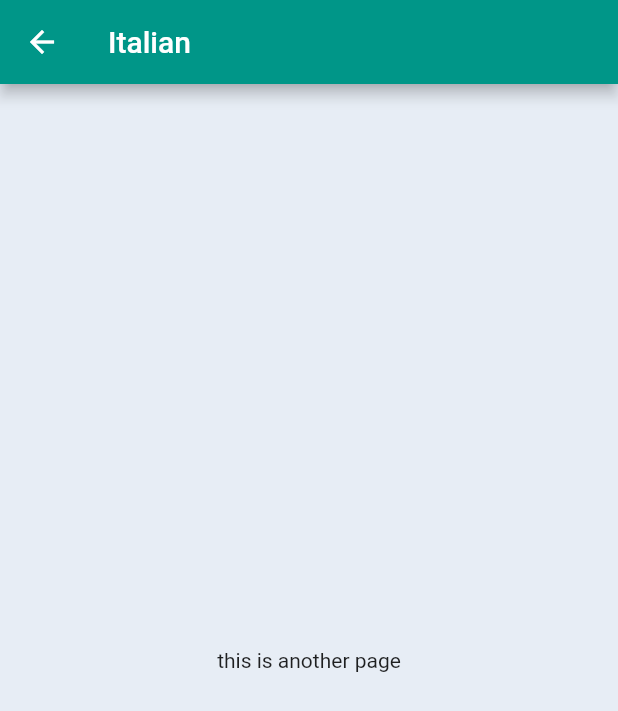
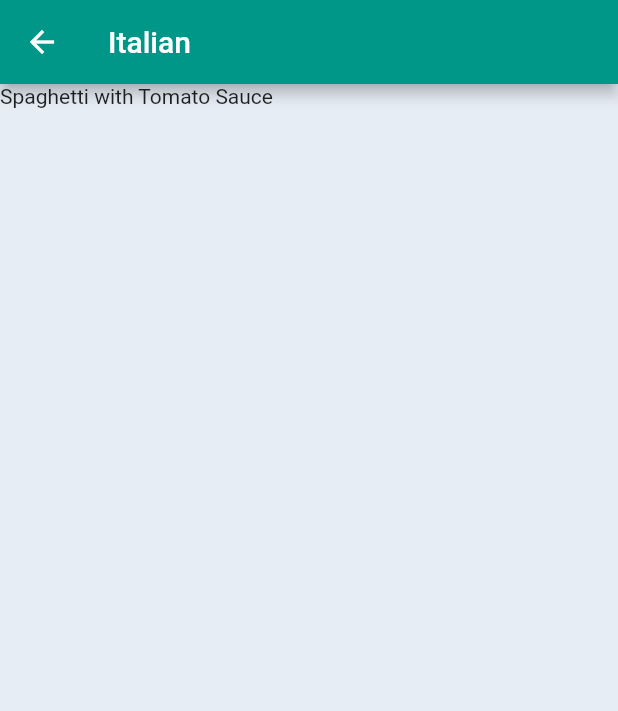
Before and after one commit to RexGod/meal_app, a Flutter app: the screen it shows after launch, after a tap on "Italian", on a phone screen of 412 x 824 dp. Shown: the top 711 px of the screen. Run offline on Flutter 3.47's test engine with Material 2 defaults, Android fonts, the phone set to English and light mode, and no system bars.

Commit message:
add ListView of meal

```diff
--- a/lib/category_meal_screen.dart
+++ b/lib/category_meal_screen.dart
@@ -1,22 +1,27 @@
 import 'package:flutter/material.dart';
+import '166 dummy_data.dart';
 
+// ignore: use_key_in_widget_constructors
 class CategoryMealScreen extends StatelessWidget {
-  // final String catid;
-  // final String cattitle;
-
-  // CategoryMealScreen(this.catid , this.cattitle);
   @override
   Widget build(BuildContext context) {
     final routeArgument =
         ModalRoute.of(context)?.settings.arguments as Map<String, String>;
-    final caattid = routeArgument['id'];
+    final catId = routeArgument['id'];
     final cattitle = routeArgument['title'];
+
+    final categoryMeal = DUMMY_MEALS.where((meal) {
+      return meal.categories.contains(catId);
+    }).toList();
     return Scaffold(
       appBar: AppBar(
         title: Text(cattitle!),
       ),
-      body: Center(
-        child: Text('this is another page'),
+      body: ListView.builder(
+        itemCount: categoryMeal.length,
+        itemBuilder: (contxt, index) {
+          return Text(categoryMeal[index].title);
+        },
       ),
     );
   }
```
